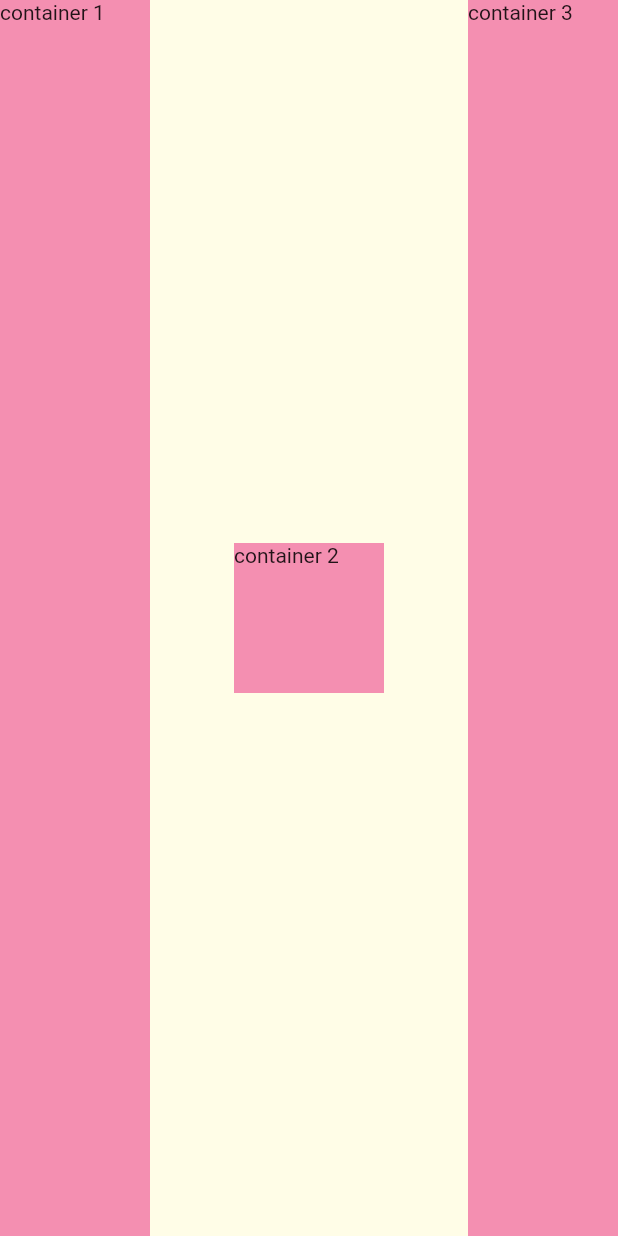
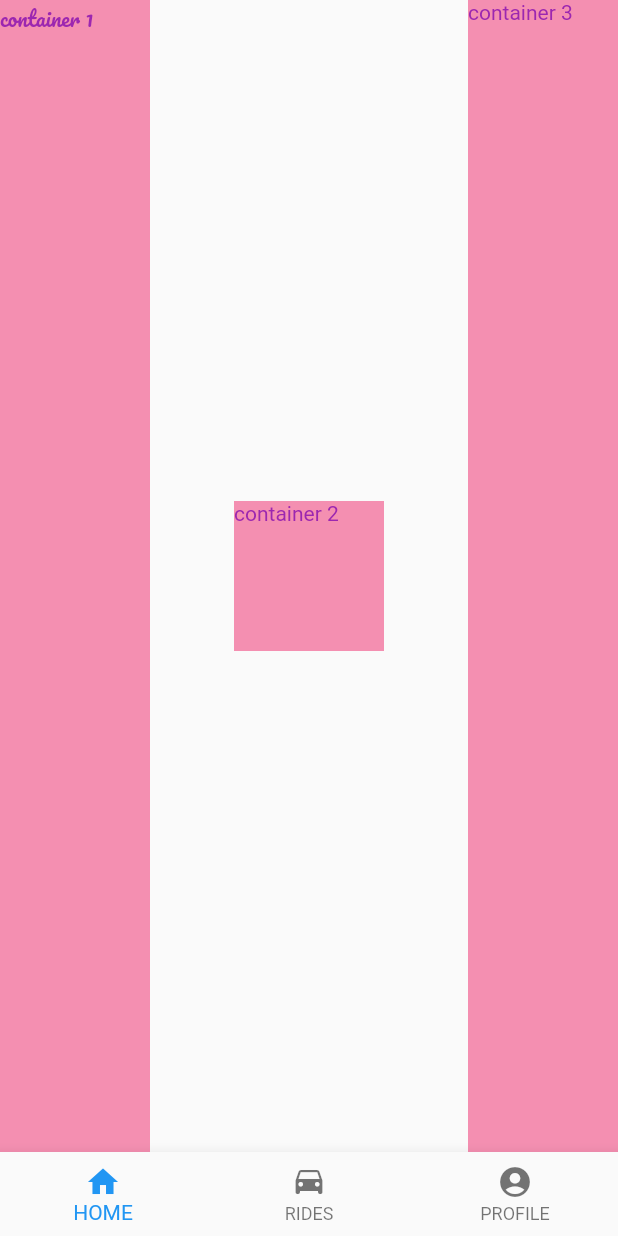
Before and after one commit to nickosmark/ShareMyRide, a Flutter app: the screen it shows after launch, on a phone screen of 412 x 824 dp. Run offline on Flutter 3.47's test engine with Material 2 defaults, Android fonts, the phone set to English and light mode, and no system bars; our stand-ins replace google_fonts.

Commit message:
bottom nav and fonts plugin

```diff
--- a/lib/main.dart
+++ b/lib/main.dart
@@ -1,4 +1,5 @@
 import 'package:flutter/material.dart';
+import 'package:google_fonts/google_fonts.dart';
 
 void main() => runApp(MyApp());
 
@@ -6,8 +7,29 @@ class MyApp extends StatelessWidget {
   @override
   Widget build(BuildContext context) {
     return MaterialApp(
+      theme: ThemeData(
+        backgroundColor: Color.fromRGBO(229, 229, 229, 1),
+        primaryColor: Colors.blue,
+        accentColor: Colors.green,
+        textTheme: TextTheme(body1: TextStyle(color: Colors.purple)),
+      ),
       home: Scaffold(
-        backgroundColor: Colors.yellow[50],
+        bottomNavigationBar: BottomNavigationBar(
+          items: const <BottomNavigationBarItem>[
+            BottomNavigationBarItem(
+              icon: Icon(Icons.home),
+              title: Text('HOME'),
+            ),
+            BottomNavigationBarItem(
+              icon: Icon(Icons.drive_eta),
+              title: Text('RIDES'),
+            ),
+            BottomNavigationBarItem(
+              icon: Icon(Icons.account_circle),
+              title: Text('PROFILE'),
+            ),
+          ],
+        ),
         body: SafeArea(
           child: Center(
             child: Row(
@@ -18,7 +40,10 @@ class MyApp extends StatelessWidget {
                   width: 100.0,
                   height: double.infinity,
                   color: Colors.pink[200],
-                  child: Text('container 1'),
+                  child: Text(
+                    'container 1',
+                    style: GoogleFonts.pacifico(),
+                  ),
                 ),
                 Container(
                   width: 100.0,
--- a/pubspec.yaml
+++ b/pubspec.yaml
@@ -17,6 +17,7 @@ environment:
   sdk: ">=2.3.0 <3.0.0"
 
 dependencies:
+  google_fonts: ^0.4.3
   flutter:
     sdk: flutter
 
```
Also changed, not shown: pubspec.lock.
